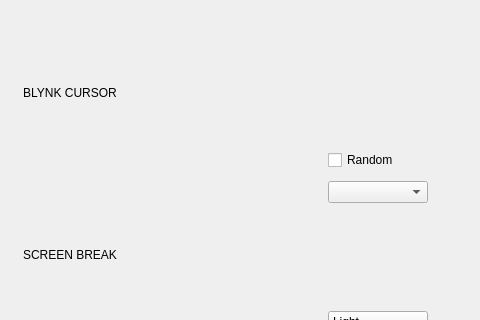
This is blynk/blynkwindow.ui in flegall2014/Blynk as Qt 5 draws it before an edit; both pictures show x 340 to 820 and y 123 to 443 of the 820 by 820 pixel window. The edited form follows.
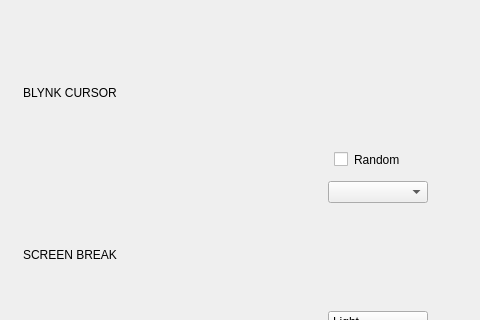
This is the edited form. Icons and pictures are not drawn. Custom widgets are drawn as their Qt base class.

```diff
--- a/blynk/blynkwindow.ui
+++ b/blynk/blynkwindow.ui
@@ -442,6 +442,9 @@
        <property name="autoFillBackground">
         <bool>false</bool>
        </property>
+       <property name="styleSheet">
+        <string notr="true">padding-left: 6px</string>
+       </property>
        <property name="text">
         <string>Random</string>
        </property>
```
Left out of the diff: 3 changed lines with no effect on the pictures.
